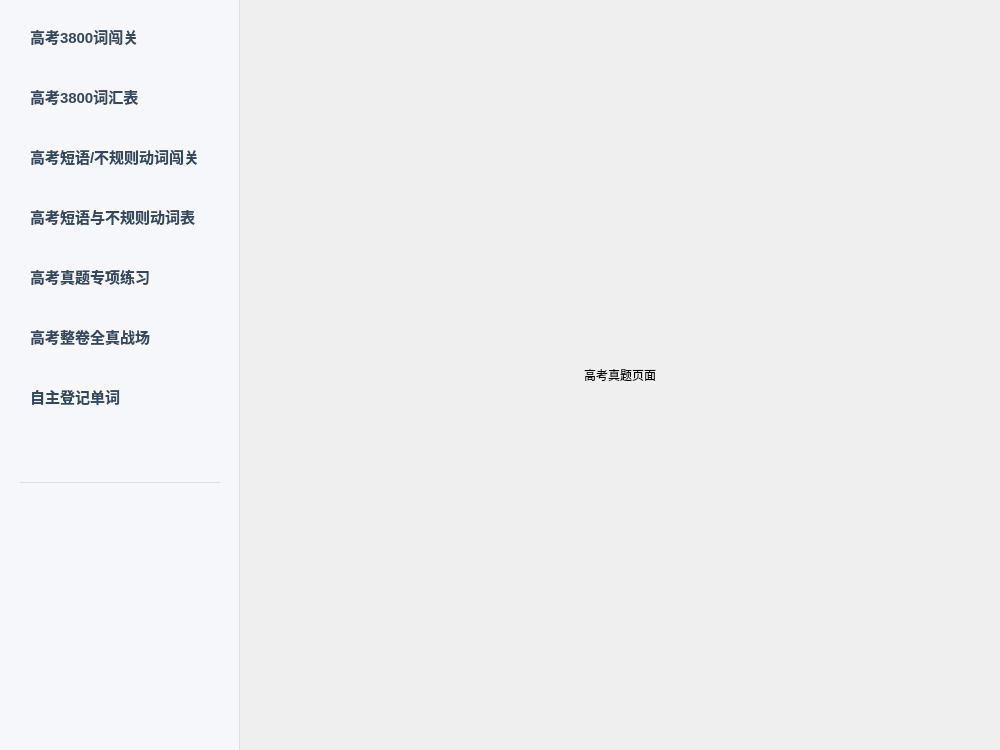
Before: the Qt Designer form resources/main_window.ui in andrezha/EngMaster-AI-Agent, drawn with Qt 5.
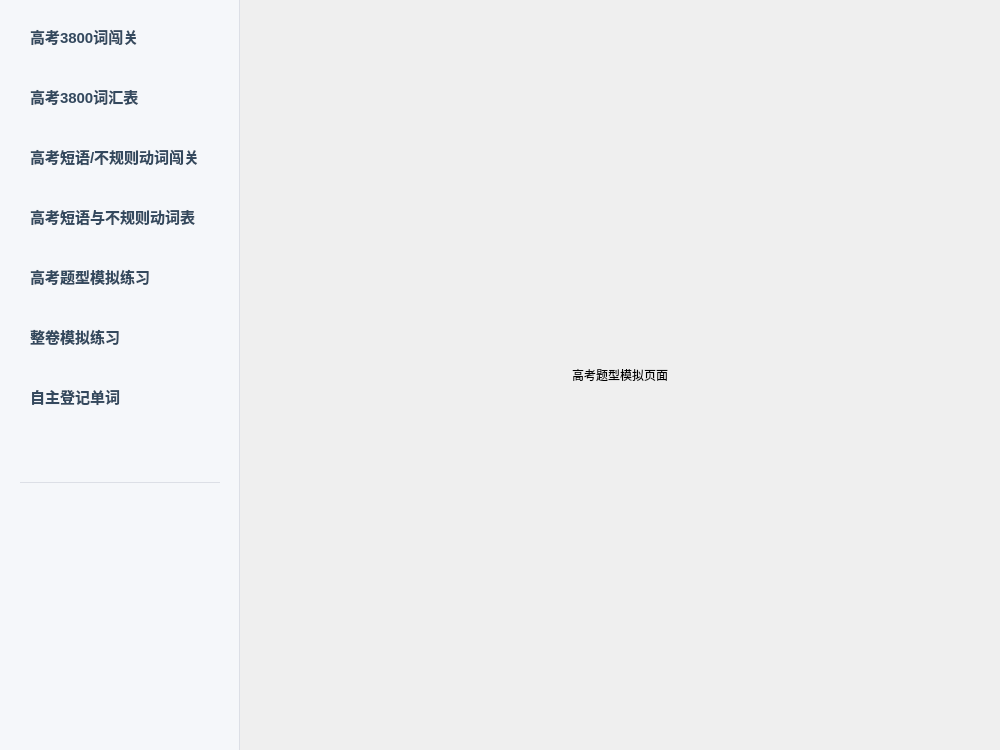
After: the same form once the commit is applied. The open tabs and pages were chosen to show the change.

```diff
--- a/resources/main_window.ui
+++ b/resources/main_window.ui
@@ -50,7 +50,7 @@
        <item>
         <widget class="QPushButton" name="btn_nav_gaokao">
          <property name="minimumSize"><size><width>0</width><height>52</height></size></property>
-         <property name="text"><string>高考真题专项练习</string></property>
+         <property name="text"><string>高考题型模拟练习</string></property>
          <property name="checkable"><bool>true</bool></property>
          <property name="styleSheet"><string>QPushButton { color: #34495e; background: transparent; border: none; font-family: "Microsoft YaHei", "Segoe UI", sans-serif; font-size: 15px; text-align: left; padding-left: 20px; outline: none; border-radius: 10px; font-weight: bold; } QPushButton:hover { background-color: #e4e7ed; } QPushButton:checked { background-color: #2c3e50; color: white; }</string></property>
         </widget>
@@ -58,7 +58,7 @@
        <item>
         <widget class="QPushButton" name="btn_nav_full_exam">
          <property name="minimumSize"><size><width>0</width><height>52</height></size></property>
-         <property name="text"><string>高考整卷全真战场</string></property>
+         <property name="text"><string>整卷模拟练习</string></property>
          <property name="checkable"><bool>true</bool></property>
          <property name="styleSheet"><string>QPushButton { color: #34495e; background: transparent; border: none; font-family: "Microsoft YaHei", "Segoe UI", sans-serif; font-size: 15px; text-align: left; padding-left: 20px; outline: none; border-radius: 10px; font-weight: bold; } QPushButton:hover { background-color: #e4e7ed; } QPushButton:checked { background-color: #2c3e50; color: white; }</string></property>
         </widget>
@@ -340,7 +340,7 @@
         <layout class="QVBoxLayout" name="v2">
           <item>
             <widget class="QLabel" name="label_gaokao">
-              <property name="text"><string>高考真题页面</string></property>
+              <property name="text"><string>高考题型模拟页面</string></property>
               <property name="alignment"><set>Qt::AlignCenter</set></property>
             </widget>
           </item>
```
